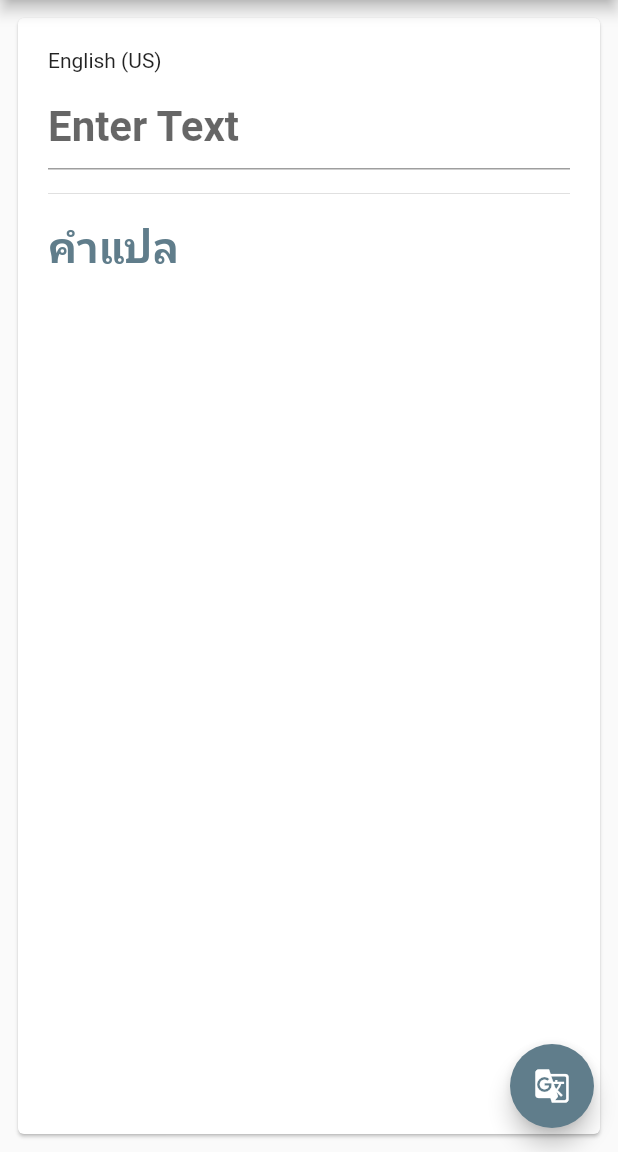
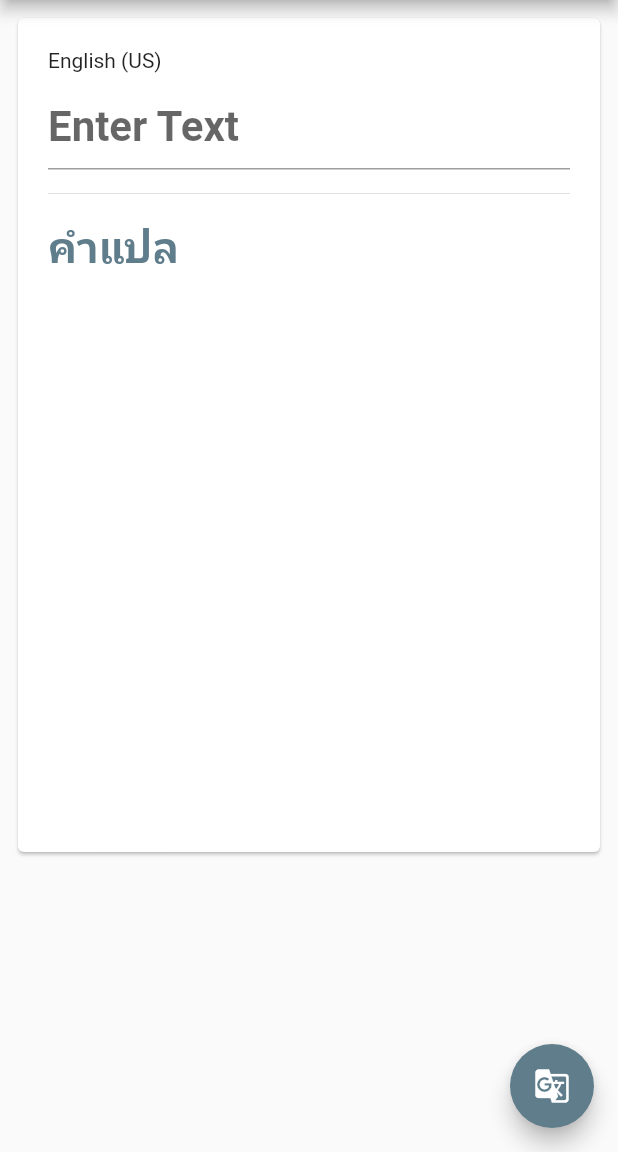
Before and after one commit to RachataS/translate_quize_demo, a Flutter app: the screen it shows after launch, after a tap on the "g translate" icon, on a phone screen of 412 x 824 dp, the part 84-1236 px from its top. Run offline on Flutter 3.47's test engine with Material 2 defaults, Android fonts, the phone set to English and light mode, and no system bars; missing offline and left inert: translator.

Commit message:
delete savetext.dart

```diff
--- a/translate_quize/lib/Translate.dart
+++ b/translate_quize/lib/Translate.dart
@@ -2,7 +2,6 @@ import 'package:flutter/material.dart';
 import 'package:flutter/rendering.dart';
 import 'package:flutter/src/widgets/container.dart';
 import 'package:flutter/src/widgets/framework.dart';
-import 'package:translate_quize/savetext.dart';
 import 'package:translator/translator.dart';
 
 class translate_screen extends StatefulWidget {
@@ -17,7 +16,6 @@ class _translate_screenState extends State<translate_screen> {
   GoogleTranslator translator = GoogleTranslator();
   String translated = "คำแปล";
   var raw;
-  Save_Eng save = Save_Eng();
   final rawtxt = TextEditingController();
   @override
   Widget build(BuildContext context) {
@@ -28,7 +26,7 @@ class _translate_screenState extends State<translate_screen> {
       ),
       body: Card(
         key: formKey,
-        margin: const EdgeInsets.all(12),
+        margin: const EdgeInsets.fromLTRB(12, 12, 12, 200),
         child: ListView(
           padding: const EdgeInsets.all(20),
           children: [
@@ -44,9 +42,6 @@ class _translate_screenState extends State<translate_screen> {
               decoration: const InputDecoration(
                 hintText: "Enter Text",
               ),
-              onSaved: (var text) {
-                //save.engtxt = text;
-              },
               controller: rawtxt,
             ),
             const Divider(
@@ -64,8 +59,8 @@ class _translate_screenState extends State<translate_screen> {
       ),
       floatingActionButton: FloatingActionButton(
         onPressed: () async {
+          try {
             formKey.currentState?.save();
-          print(save.engtxt);
             print(rawtxt.text);
             translator
                 .translate(rawtxt.text, from: 'en', to: 'th')
@@ -75,6 +70,9 @@ class _translate_screenState extends State<translate_screen> {
               });
             });
             print("translated = $translated");
+          } catch (e) {
+            print(e);
+          }
         },
         child: Icon(Icons.g_translate),
       ),
--- a/translate_quize/lib/savetext.dart
+++ /dev/null
@@ -1,5 +0,0 @@
-class Save_Eng {
-  var engtxt;
-
-  Save_Eng({this.engtxt});
-}
--- a/translate_quize/pubspec.yaml
+++ b/translate_quize/pubspec.yaml
@@ -32,6 +32,7 @@ dependencies:
   flutter:
     sdk: flutter
   translator: ^0.1.7
+  form_field_validator: ^1.1.0
 
 
   # The following adds the Cupertino Icons font to your application.
```
Also changed, not shown: translate_quize/pubspec.lock. Lines whose indentation alone changed are shown as unchanged.
